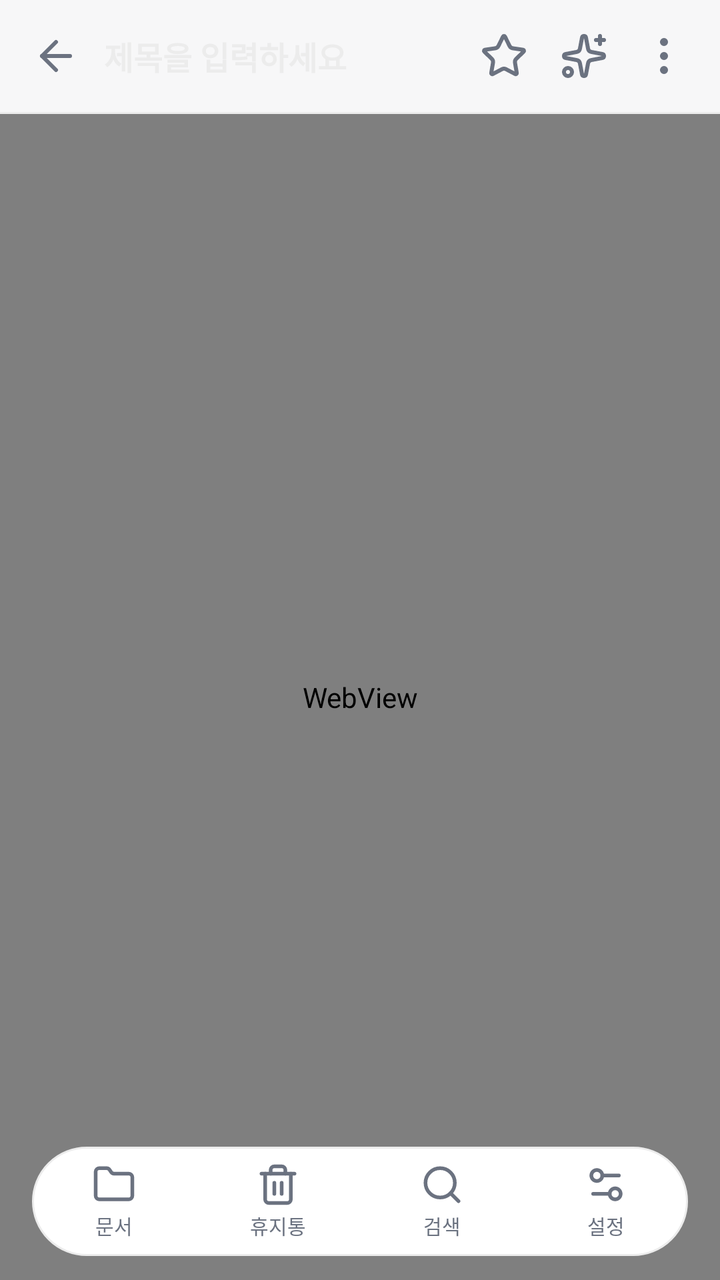
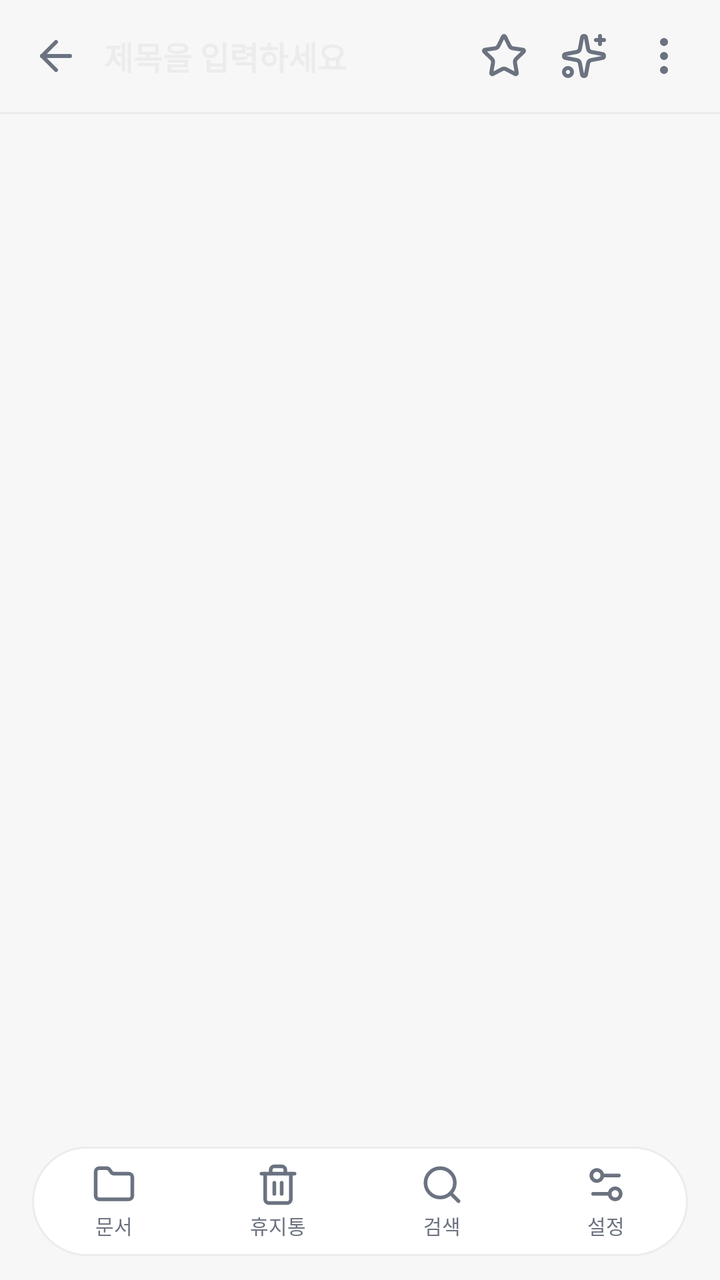

Before-and-after screenshots of an Android layout around one commit, followed by the original layout XML and the change that was made.
<!-- AndroidManifest.xml: application theme Theme.FixLog -->
<!-- res/layout/activity_editor.xml -->
<?xml version="1.0" encoding="utf-8"?>
<FrameLayout xmlns:android="http://schemas.android.com/apk/res/android"
    android:id="@+id/main"
    android:layout_width="match_parent"
    android:layout_height="match_parent"
    android:background="@color/editor_bg">

    
    <LinearLayout
        android:layout_width="match_parent"
        android:layout_height="match_parent"
        android:orientation="vertical">

        
        <LinearLayout
            android:layout_width="match_parent"
            android:layout_height="wrap_content"
            android:orientation="horizontal"
            android:gravity="center_vertical"
            android:background="@color/editor_bg"
            android:paddingHorizontal="8dp"
            android:paddingVertical="8dp">

            <ImageView
                android:id="@+id/btn_back"
                android:layout_width="40dp"
                android:layout_height="40dp"
                android:padding="8dp"
                android:src="@drawable/ic_chevron_left"
                android:background="?attr/selectableItemBackgroundBorderless"
                android:contentDescription="@string/close" />

            <EditText
                android:id="@+id/tv_title"
                android:layout_width="0dp"
                android:layout_height="wrap_content"
                android:layout_weight="1"
                android:layout_marginStart="4dp"
                android:background="@null"
                android:hint="@string/editor_title_hint"
                android:textSize="16sp"
                android:textStyle="bold"
                android:textColor="@color/editor_title"
                android:textColorHint="@color/editor_divider"
                android:inputType="textCapSentences"
                android:imeOptions="actionDone"
                android:maxLines="1"
                android:importantForAutofill="no" />

            <ImageView
                android:id="@+id/btn_favorite"
                android:layout_width="40dp"
                android:layout_height="40dp"
                android:padding="8dp"
                android:src="@drawable/ic_star_outline"
                android:background="?attr/selectableItemBackgroundBorderless"
                android:contentDescription="@string/open" />

            <ImageView
                android:id="@+id/btn_ai"
                android:layout_width="40dp"
                android:layout_height="40dp"
                android:padding="8dp"
                android:src="@drawable/ic_sparkle"
                android:background="?attr/selectableItemBackgroundBorderless"
                android:contentDescription="AI" />

            <ImageView
                android:id="@+id/btn_more"
                android:layout_width="40dp"
                android:layout_height="40dp"
                android:padding="8dp"
                android:src="@drawable/ic_more_horiz"
                android:background="?attr/selectableItemBackgroundBorderless"
                android:contentDescription="@string/common_more" />
        </LinearLayout>

        <View
            android:layout_width="match_parent"
            android:layout_height="1dp"
            android:background="@color/editor_divider" />

        <WebView
            android:id="@+id/web_view"
            android:layout_width="match_parent"
            android:layout_height="0dp"
            android:layout_weight="1"
            android:background="@color/editor_bg" />
    </LinearLayout>

    
    <include
        android:id="@+id/bottom_nav"
        layout="@layout/view_bottom_nav"
        android:layout_width="match_parent"
        android:layout_height="wrap_content"
        android:layout_gravity="bottom"
        android:layout_marginHorizontal="16dp"
        android:layout_marginBottom="12dp" />

</FrameLayout>
<!-- res/layout/view_bottom_nav.xml (included above) -->
<?xml version="1.0" encoding="utf-8"?>
<LinearLayout xmlns:android="http://schemas.android.com/apk/res/android"
    android:layout_width="match_parent"
    android:layout_height="wrap_content"
    android:orientation="horizontal"
    android:background="@drawable/bg_bottom_nav"
    android:paddingVertical="8dp">

    <LinearLayout
        android:id="@+id/nav_docs"
        android:layout_width="0dp"
        android:layout_height="wrap_content"
        android:layout_weight="1"
        android:orientation="vertical"
        android:gravity="center"
        android:clickable="true"
        android:focusable="true"
        android:background="?attr/selectableItemBackgroundBorderless">

        <ImageView
            android:layout_width="22dp"
            android:layout_height="22dp"
            android:src="@drawable/ic_folder"
            android:contentDescription="@string/nav_docs" />

        <TextView
            android:layout_width="wrap_content"
            android:layout_height="wrap_content"
            android:layout_marginTop="2dp"
            android:text="@string/nav_docs"
            android:textSize="10sp"
            android:textColor="@color/editor_meta" />
    </LinearLayout>

    <LinearLayout
        android:id="@+id/nav_trash"
        android:layout_width="0dp"
        android:layout_height="wrap_content"
        android:layout_weight="1"
        android:orientation="vertical"
        android:gravity="center"
        android:clickable="true"
        android:focusable="true"
        android:background="?attr/selectableItemBackgroundBorderless">

        <ImageView
            android:layout_width="22dp"
            android:layout_height="22dp"
            android:src="@drawable/ic_trash"
            android:contentDescription="@string/nav_trash" />

        <TextView
            android:layout_width="wrap_content"
            android:layout_height="wrap_content"
            android:layout_marginTop="2dp"
            android:text="@string/nav_trash"
            android:textSize="10sp"
            android:textColor="@color/editor_meta" />
    </LinearLayout>

    <LinearLayout
        android:id="@+id/nav_search"
        android:layout_width="0dp"
        android:layout_height="wrap_content"
        android:layout_weight="1"
        android:orientation="vertical"
        android:gravity="center"
        android:clickable="true"
        android:focusable="true"
        android:background="?attr/selectableItemBackgroundBorderless">

        <ImageView
            android:layout_width="22dp"
            android:layout_height="22dp"
            android:src="@drawable/ic_search"
            android:contentDescription="@string/nav_search" />

        <TextView
            android:layout_width="wrap_content"
            android:layout_height="wrap_content"
            android:layout_marginTop="2dp"
            android:text="@string/nav_search"
            android:textSize="10sp"
            android:textColor="@color/editor_meta" />
    </LinearLayout>

    <LinearLayout
        android:id="@+id/nav_settings"
        android:layout_width="0dp"
        android:layout_height="wrap_content"
        android:layout_weight="1"
        android:orientation="vertical"
        android:gravity="center"
        android:clickable="true"
        android:focusable="true"
        android:background="?attr/selectableItemBackgroundBorderless">

        <ImageView
            android:layout_width="22dp"
            android:layout_height="22dp"
            android:src="@drawable/ic_settings"
            android:contentDescription="@string/nav_settings" />

        <TextView
            android:layout_width="wrap_content"
            android:layout_height="wrap_content"
            android:layout_marginTop="2dp"
            android:text="@string/nav_settings"
            android:textSize="10sp"
            android:textColor="@color/editor_meta" />
    </LinearLayout>

</LinearLayout>
<!-- resources referenced by this layout -->
<resources>
  <color name="editor_bg">#F7F7F8</color>
  <color name="editor_divider">#ECECEC</color>
  <color name="editor_meta">#6B7280</color>
  <color name="editor_title">#1A1A1A</color>
  <!-- drawable bg_bottom_nav (drawable) -->
  <?xml version="1.0" encoding="utf-8"?>
  <shape xmlns:android="http://schemas.android.com/apk/res/android"
      android:shape="rectangle">
      <solid android:color="@color/surface" />
      <corners android:radius="28dp" />
      <stroke android:width="1dp" android:color="@color/editor_divider" />
  </shape>
  <!-- drawable ic_chevron_left (drawable) -->
  <vector xmlns:android="http://schemas.android.com/apk/res/android"
      android:width="24dp"
      android:height="24dp"
      android:viewportWidth="24"
      android:viewportHeight="24">
      <path
          android:pathData="m12 19-7-7 7-7"
          android:strokeColor="@color/editor_meta"
          android:strokeWidth="2"
          android:strokeLineCap="round"
          android:strokeLineJoin="round"
          android:fillColor="@android:color/transparent" />
      <path
          android:pathData="M19 12H5"
          android:strokeColor="@color/editor_meta"
          android:strokeWidth="2"
          android:strokeLineCap="round"
          android:strokeLineJoin="round"
          android:fillColor="@android:color/transparent" />
  </vector>
  <!-- drawable ic_folder (drawable) -->
  <vector xmlns:android="http://schemas.android.com/apk/res/android"
      android:width="24dp"
      android:height="24dp"
      android:viewportWidth="24"
      android:viewportHeight="24">
      <path
          android:pathData="M20 20a2 2 0 0 0 2-2V8a2 2 0 0 0-2-2h-7.9a2 2 0 0 1-1.69-.9L9.6 3.9A2 2 0 0 0 7.93 3H4a2 2 0 0 0-2 2v13a2 2 0 0 0 2 2Z"
          android:strokeColor="@color/editor_meta"
          android:strokeWidth="2"
          android:strokeLineCap="round"
          android:strokeLineJoin="round"
          android:fillColor="@android:color/transparent" />
  </vector>
  <!-- drawable ic_search (drawable) -->
  <vector xmlns:android="http://schemas.android.com/apk/res/android"
      android:width="24dp"
      android:height="24dp"
      android:viewportWidth="24"
      android:viewportHeight="24">
      <path
          android:pathData="m21 21-4.34-4.34"
          android:strokeColor="@color/editor_meta"
          android:strokeWidth="2"
          android:strokeLineCap="round"
          android:strokeLineJoin="round"
          android:fillColor="@android:color/transparent" />
      <path
          android:pathData="M3,11 a8,8 0 1,0 16,0 a8,8 0 1,0 -16,0"
          android:strokeColor="@color/editor_meta"
          android:strokeWidth="2"
          android:strokeLineCap="round"
          android:strokeLineJoin="round"
          android:fillColor="@android:color/transparent" />
  </vector>
  <string name="close">close</string>
  <string name="common_more">더보기</string>
  <string name="editor_title_hint">제목을 입력하세요</string>
  <string name="nav_docs">문서</string>
  <string name="nav_search">검색</string>
  <string name="nav_settings">설정</string>
  <string name="nav_trash">휴지통</string>
  <string name="open">open</string>
  <style name="Theme.FixLog" parent="Base.Theme.FixLog">
          
          <item name="alertDialogTheme">@style/ThemeOverlay.FixLog.Dialog</item>
          <item name="materialAlertDialogTheme">@style/ThemeOverlay.FixLog.Dialog</item>
      </style>
  <color name="surface">#FFFFFF</color>
  <style name="Base.Theme.FixLog" parent="Theme.Material3.DayNight.NoActionBar">
          
          
      </style>
  <style name="ThemeOverlay.FixLog.Dialog" parent="ThemeOverlay.Material3.Dialog.Alert">
          <item name="colorPrimary">@color/editor_blue</item>
          <item name="colorSurface">@color/surface</item>
          <item name="android:colorBackground">@color/surface</item>
          <item name="dialogCornerRadius">20dp</item>
      </style>
  <color name="editor_blue">#2563EB</color>
  <!-- unchanged entries left out for length: 5 -->
</resources>

<!-- the commit's change to res/layout/activity_editor.xml (unified diff, before → after) -->
@@ -80,12 +80,45 @@
             android:layout_height="1dp"
             android:background="@color/editor_divider" />
 
-        <WebView
-            android:id="@+id/web_view"
+        <FrameLayout
             android:layout_width="match_parent"
             android:layout_height="0dp"
-            android:layout_weight="1"
-            android:background="@color/editor_bg" />
+            android:layout_weight="1">
+
+            <WebView
+                android:id="@+id/web_view"
+                android:layout_width="match_parent"
+                android:layout_height="match_parent"
+                android:background="@color/editor_bg" />
+
+            
+            <FrameLayout
+                android:id="@+id/editor_loading"
+                android:layout_width="match_parent"
+                android:layout_height="match_parent"
+                android:background="@color/editor_bg"
+                android:clickable="true"
+                android:focusable="true">
+
+                <ProgressBar
+                    android:layout_width="48dp"
+                    android:layout_height="48dp"
+                    android:layout_gravity="center"
+                    android:indeterminateTint="@color/editor_blue" />
+            </FrameLayout>
+        </FrameLayout>
+
+        
+        <androidx.recyclerview.widget.RecyclerView
+            android:id="@+id/rv_command_bar"
+            android:layout_width="match_parent"
+            android:layout_height="wrap_content"
+            android:background="@color/surface"
+            android:paddingHorizontal="12dp"
+            android:paddingVertical="8dp"
+            android:clipToPadding="false"
+            android:scrollbars="none"
+            android:visibility="gone" />
     </LinearLayout>
 
     
